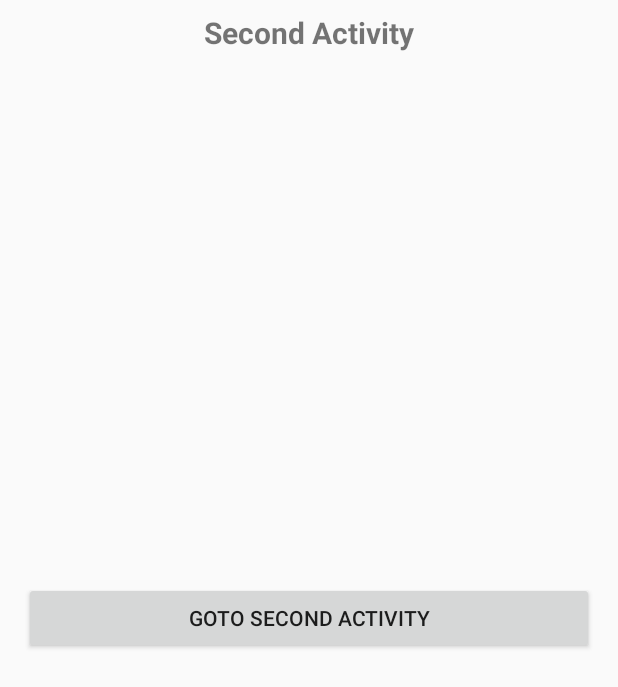
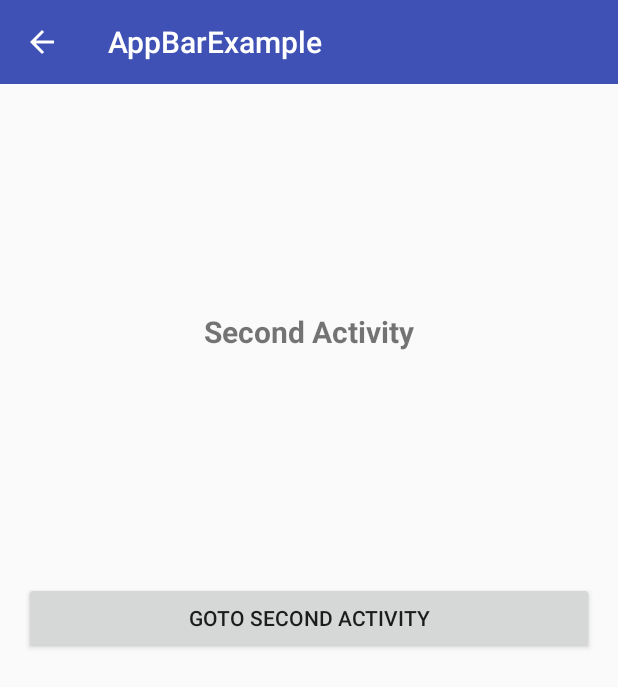
Before and after one commit to codesham/AppBar, an Android app: the SecondActivity screen opened directly, with no data from a screen before it, on a phone screen of 412 x 824 dp. Shown: the top 687 px of the screen. Run offline under Robolectric (Android 15) with nearby library versions, the phone set to English and light mode, and no system bars.

```diff
--- a/app/src/main/java/com/shyamkumarbora/appbarexample/SecondActivity.java
+++ b/app/src/main/java/com/shyamkumarbora/appbarexample/SecondActivity.java
@@ -1,16 +1,31 @@
 package com.shyamkumarbora.appbarexample;
 
+import android.content.Intent;
 import android.support.v7.app.ActionBar;
 import android.support.v7.app.AppCompatActivity;
 import android.os.Bundle;
+import android.support.v7.widget.Toolbar;
+import android.view.View;
+import android.widget.Button;
+
 
 public class SecondActivity extends AppCompatActivity {
-
+    private Toolbar mToolbar;
+    private Button mSecondActivityButton;
     @Override
     protected void onCreate(Bundle savedInstanceState) {
         super.onCreate(savedInstanceState);
         setContentView(R.layout.activity_second);
+        mToolbar = findViewById(R.id.toolBar);
+        setSupportActionBar(mToolbar);
         ActionBar mActionBar = getSupportActionBar();
         mActionBar.setDisplayHomeAsUpEnabled(true);
+        mSecondActivityButton = findViewById(R.id.second_activity_btn);
+        mSecondActivityButton.setOnClickListener(new View.OnClickListener() {
+            @Override
+            public void onClick(View v) {
+                startActivity(new Intent(SecondActivity.this,ThirdActivity.class));
+            }
+        });
     }
 }
--- a/app/src/main/java/com/shyamkumarbora/appbarexample/ThirdActivity.java
+++ b/app/src/main/java/com/shyamkumarbora/appbarexample/ThirdActivity.java
@@ -3,13 +3,16 @@ package com.shyamkumarbora.appbarexample;
 import android.support.v7.app.ActionBar;
 import android.support.v7.app.AppCompatActivity;
 import android.os.Bundle;
+import android.support.v7.widget.Toolbar;
 
 public class ThirdActivity extends AppCompatActivity {
-
+    private Toolbar mToolbar;
     @Override
     protected void onCreate(Bundle savedInstanceState) {
         super.onCreate(savedInstanceState);
         setContentView(R.layout.activity_third);
+        mToolbar = findViewById(R.id.toolBar);
+        setSupportActionBar(mToolbar);
         ActionBar mActionBar = getSupportActionBar();
         mActionBar.setDisplayHomeAsUpEnabled(true);
     }
--- a/app/src/main/res/layout/activity_second.xml
+++ b/app/src/main/res/layout/activity_second.xml
@@ -5,7 +5,8 @@
     android:layout_width="match_parent"
     android:layout_height="match_parent"
     tools:context=".SecondActivity">
-
+    <include
+        layout="@layout/toolbar_layout"/>
     <TextView
         android:layout_width="match_parent"
         android:layout_height="wrap_content"
@@ -14,12 +15,12 @@
         android:layout_marginLeft="16dp"
         android:layout_marginRight="16dp"
         android:layout_marginStart="16dp"
-        android:layout_marginTop="8dp"
+        android:layout_marginTop="70dp"
         android:text="@string/second_activity_text"
         android:textAlignment="center"
         android:textSize="20sp"
         android:textStyle="bold"
-        app:layout_constraintBottom_toTopOf="@+id/first_activity_btn"
+        app:layout_constraintBottom_toTopOf="@+id/second_activity_btn"
         app:layout_constraintEnd_toEndOf="parent"
         app:layout_constraintStart_toStartOf="parent"
         app:layout_constraintTop_toTopOf="parent" />
--- a/app/src/main/res/layout/activity_third.xml
+++ b/app/src/main/res/layout/activity_third.xml
@@ -5,7 +5,8 @@
     android:layout_width="match_parent"
     android:layout_height="match_parent"
     tools:context=".ThirdActivity">
-
+    <include
+        layout="@layout/toolbar_layout"/>
     <TextView
         android:layout_width="match_parent"
         android:layout_height="26dp"
```
Also changed, not shown: app/src/main/java/com/shyamkumarbora/appbarexample/MainActivity.java (+11 -0 lines).
